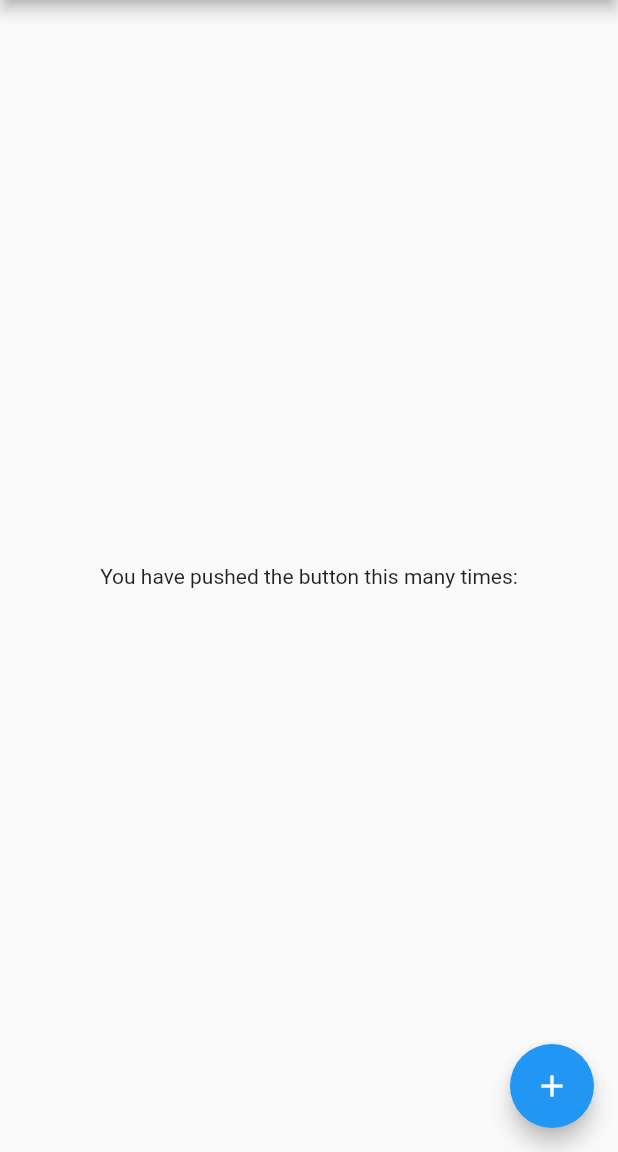
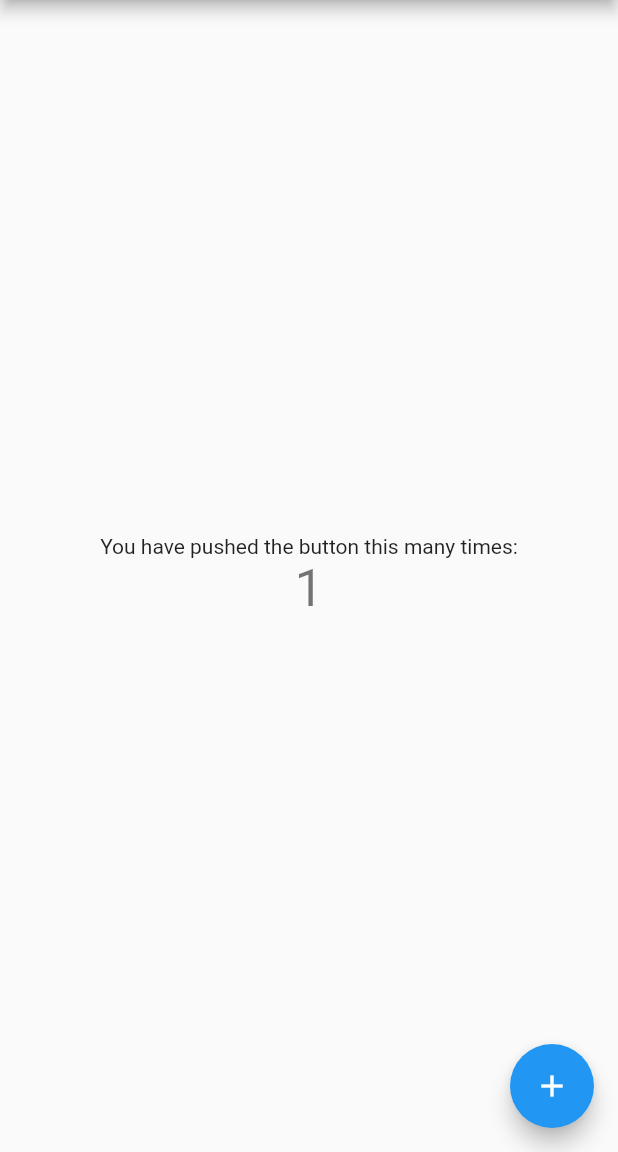
Before and after one commit to muadzfathulloh/FlutterTrainning, a Flutter app: the screen it shows after launch, on a phone screen of 412 x 824 dp, the part 84-1236 px from its top. Run offline on Flutter 3.47's test engine with Material 2 defaults, Android fonts, the phone set to English and light mode, and no system bars.

Commit message:
Percobaan 1

```diff
--- a/lib/main.dart
+++ b/lib/main.dart
@@ -101,6 +101,10 @@ class _MyHomePageState extends State<MyHomePage> {
             const Text(
               'You have pushed the button this many times:',
             ),
+            Text(
+              '$_counter',
+              style: Theme.of(context).textTheme.headline4,
+            ),
           ],
         ),
       ),
```
